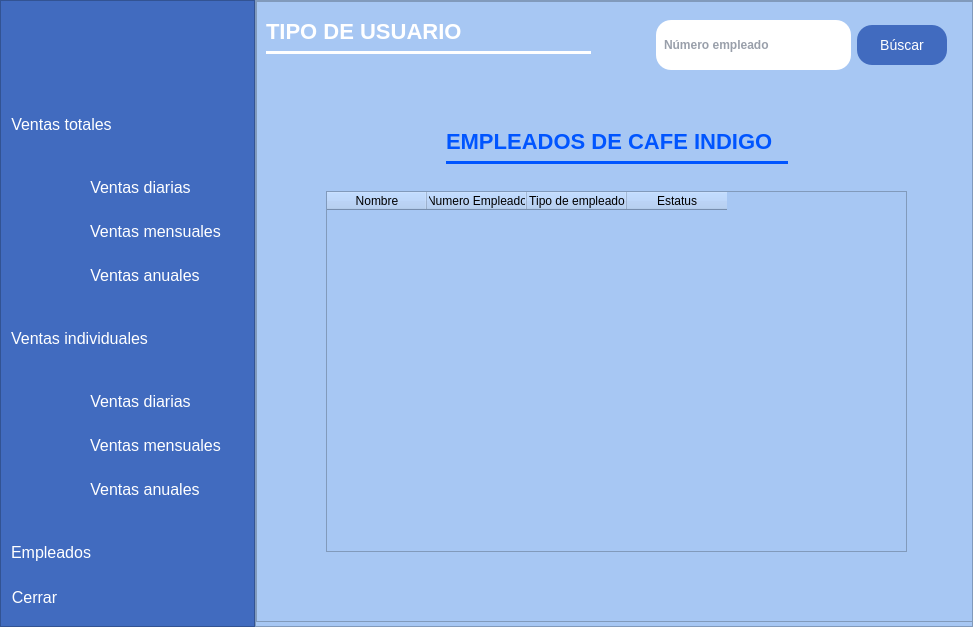
Above: Espressoft-master/ventas.ui from JulioSD26/Espressoft before the change. Below: the same form after it.
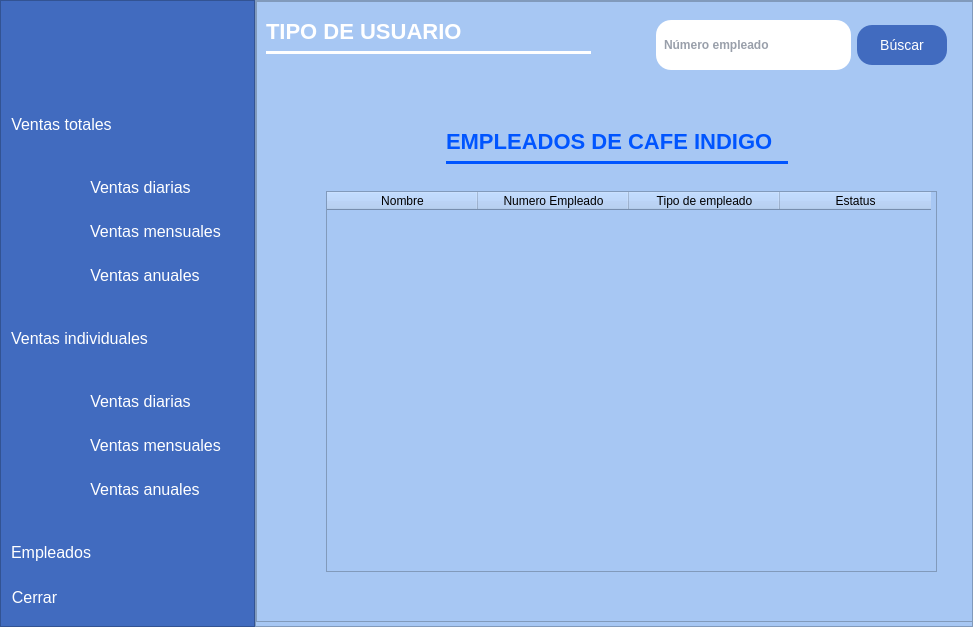
That is the form after the change. Icons and pictures are not drawn. Custom widgets are drawn as their Qt base class.

Commit message: demo empleados 1.1

Diff of the .ui file:
```diff
--- a/Espressoft-master/ventas.ui
+++ b/Espressoft-master/ventas.ui
@@ -4880,15 +4880,23 @@
                  </item>
                 </layout>
                </widget>
-               <widget class="QTableWidget" name="tabla_empleados">
+               <widget class="QWidget" name="verticalLayoutWidget">
                 <property name="geometry">
                  <rect>
                   <x>30</x>
                   <y>80</y>
-                  <width>581</width>
-                  <height>361</height>
+                  <width>611</width>
+                  <height>381</height>
                  </rect>
                 </property>
+                <layout class="QVBoxLayout" name="verticalLayout_46">
+                 <item>
+                  <layout class="QHBoxLayout" name="horizontalLayout_67">
+                   <item>
+                    <widget class="QTableWidget" name="tabla_empleados">
+                     <attribute name="horizontalHeaderDefaultSectionSize">
+                      <number>151</number>
+                     </attribute>
                 <column>
                  <property name="text">
                   <string>Nombre</string>
@@ -4909,6 +4917,11 @@
                   <string>Estatus</string>
                  </property>
                 </column>
+                    </widget>
+                   </item>
+                  </layout>
+                 </item>
+                </layout>
                </widget>
               </widget>
              </widget>
```
Left out of the diff: 24 changed lines with no effect on the pictures. Lines whose indentation alone changed are shown as unchanged. The commit also changes 2 other files.
